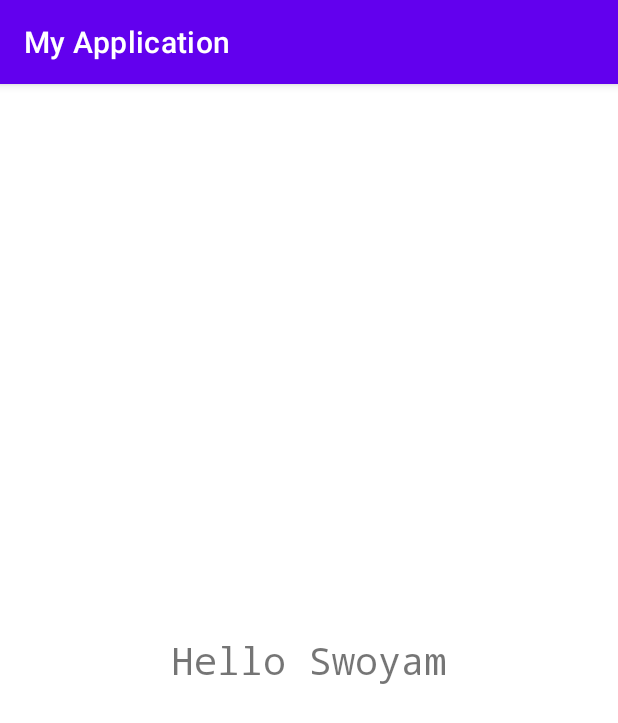
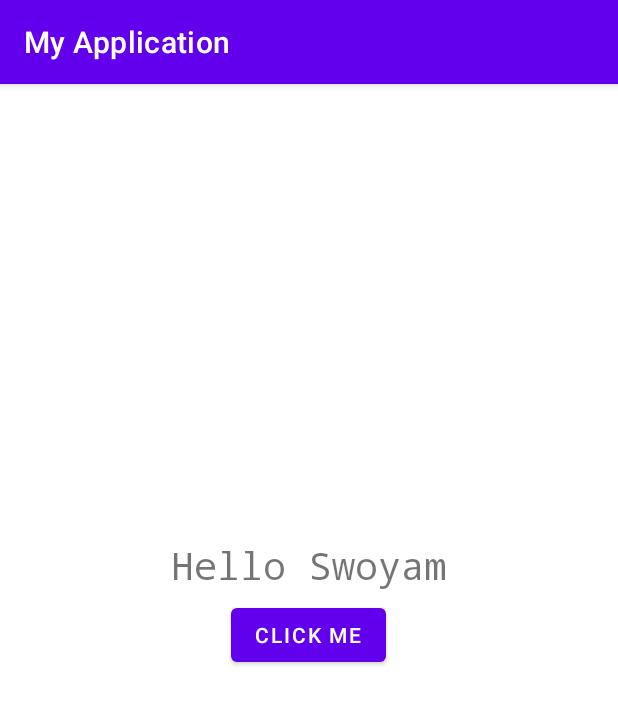
Before and after one commit to swoyam2609/App-Dev-Kotlin, an Android app: the screen it shows after launch (MainActivity), on a phone screen of 412 x 824 dp. Shown: the top 723 px of the screen. Run offline under Robolectric (Android 15) with nearby library versions, the phone set to English and light mode, and no system bars.

Commit message:
Commit at 4:22 pm
Created a Counter application which counts the number of times a button was clicked

```diff
--- a/app/src/main/java/com/example/myapplication/MainActivity.kt
+++ b/app/src/main/java/com/example/myapplication/MainActivity.kt
@@ -2,10 +2,24 @@ package com.example.myapplication
 
 import androidx.appcompat.app.AppCompatActivity
 import android.os.Bundle
+import android.widget.Button
+import android.widget.TextView
+import android.widget.Toast
 
 class MainActivity : AppCompatActivity() {
     override fun onCreate(savedInstanceState: Bundle?) {
         super.onCreate(savedInstanceState)
         setContentView(R.layout.activity_main)
+
+        val buttonClickMe = findViewById<Button>(R.id.myButton)
+//        buttonClickMe.text = "Haha"
+        var count=0
+        buttonClickMe.setOnClickListener {
+//            buttonClickMe.text = "Hey! You clicked me"
+            val textName=findViewById<TextView>(R.id.nameText)
+            count++
+            textName.text="Hey Swoyam\nYou Clicked me $count number of times"
+            Toast.makeText(this, "Hey, Click no. $count", Toast.LENGTH_SHORT).show()
+        }
     }
 }
--- a/app/src/main/res/layout/activity_main.xml
+++ b/app/src/main/res/layout/activity_main.xml
@@ -7,6 +7,7 @@
     tools:context=".MainActivity">
 
     <TextView
+        android:id="@+id/nameText"
         android:layout_width="wrap_content"
         android:layout_height="wrap_content"
         android:fontFamily="monospace"
@@ -16,6 +17,18 @@
         app:layout_constraintBottom_toBottomOf="parent"
         app:layout_constraintEnd_toEndOf="parent"
         app:layout_constraintStart_toStartOf="parent"
-        app:layout_constraintTop_toTopOf="parent" />
+        app:layout_constraintTop_toTopOf="parent"
+        app:layout_constraintVertical_bias="0.414" />
+
+    <Button
+        android:id="@+id/myButton"
+        android:layout_width="wrap_content"
+        android:layout_height="wrap_content"
+        android:layout_marginTop="5dp"
+        android:text="Click Me"
+        app:layout_constraintEnd_toEndOf="parent"
+        app:layout_constraintHorizontal_bias="0.498"
+        app:layout_constraintStart_toStartOf="parent"
+        app:layout_constraintTop_toBottomOf="@+id/nameText" />
 
 </androidx.constraintlayout.widget.ConstraintLayout>
```
